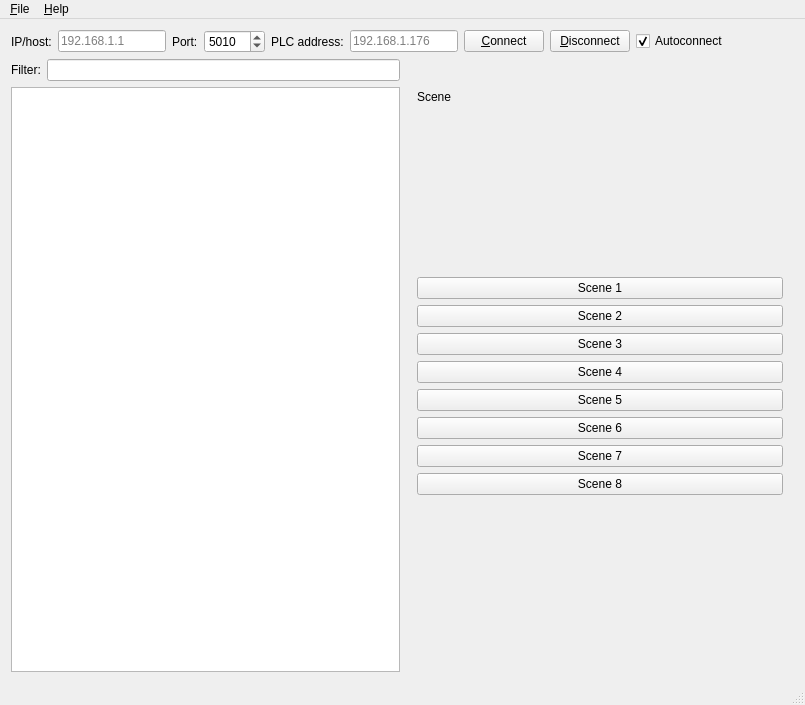
jirislaby/ifoxtrot-qt, file mainwindow.ui: the form before one commit.
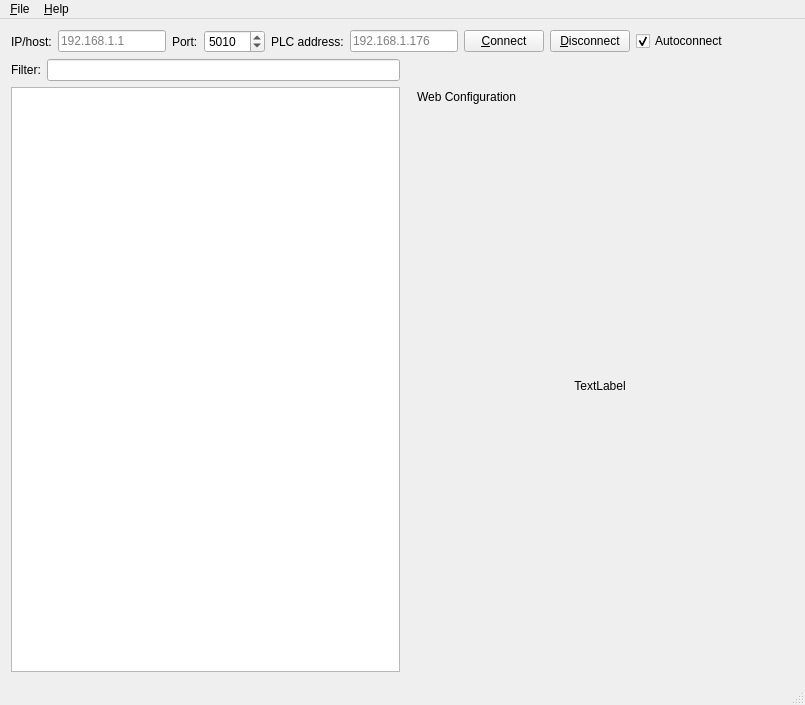
The form after the commit. The open tabs and pages were chosen to show the change.

Commit message: ifoxtrotctl: add WEBCONF support

```diff
--- a/mainwindow.ui
+++ b/mainwindow.ui
@@ -973,6 +973,56 @@
             </item>
            </layout>
           </widget>
+          <widget class="QWidget" name="page_WEBCONF">
+           <layout class="QVBoxLayout" name="verticalLayout_16">
+            <item>
+             <widget class="QLabel" name="labelWEBCONF">
+              <property name="text">
+               <string>Web Configuration</string>
+              </property>
+             </widget>
+            </item>
+            <item>
+             <spacer name="verticalSpacer_16">
+              <property name="orientation">
+               <enum>Qt::Vertical</enum>
+              </property>
+              <property name="sizeHint" stdset="0">
+               <size>
+                <width>20</width>
+                <height>40</height>
+               </size>
+              </property>
+             </spacer>
+            </item>
+            <item>
+             <widget class="QLabel" name="labelWEBCONF_URL">
+              <property name="text">
+               <string>TextLabel</string>
+              </property>
+              <property name="alignment">
+               <set>Qt::AlignCenter</set>
+              </property>
+              <property name="openExternalLinks">
+               <bool>true</bool>
+              </property>
+             </widget>
+            </item>
+            <item>
+             <spacer name="verticalSpacer_15">
+              <property name="orientation">
+               <enum>Qt::Vertical</enum>
+              </property>
+              <property name="sizeHint" stdset="0">
+               <size>
+                <width>20</width>
+                <height>255</height>
+               </size>
+              </property>
+             </spacer>
+            </item>
+           </layout>
+          </widget>
          </widget>
         </item>
        </layout>
```
Left out of the diff: 2 changed lines with no effect on the pictures. The commit also changes 2 other files.
